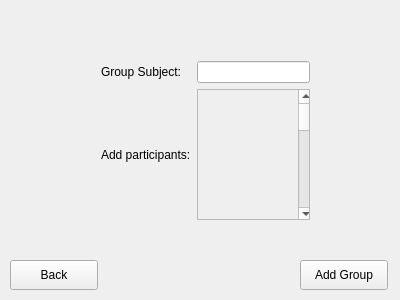
The window that add_group.ui (allenh1/timefuse-client) describes before a commit, drawn with Qt 5.
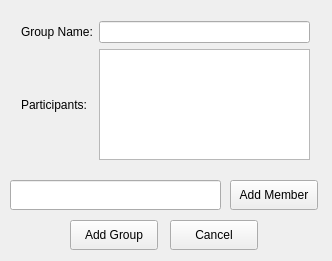
The same window after the commit.

Patch:
```diff
--- a/add_group.ui
+++ b/add_group.ui
@@ -6,8 +6,8 @@
    <rect>
     <x>0</x>
     <y>0</y>
-    <width>400</width>
-    <height>300</height>
+    <width>332</width>
+    <height>261</height>
    </rect>
   </property>
   <property name="windowTitle">
@@ -16,10 +16,10 @@
   <widget class="QWidget" name="gridLayoutWidget">
    <property name="geometry">
     <rect>
-     <x>90</x>
-     <y>50</y>
-     <width>231</width>
-     <height>181</height>
+     <x>10</x>
+     <y>10</y>
+     <width>311</width>
+     <height>161</height>
     </rect>
    </property>
    <layout class="QGridLayout" name="gridLayout">
@@ -29,67 +29,40 @@
     <item row="1" column="0">
      <widget class="QLabel" name="label">
       <property name="text">
-       <string>Group Subject:</string>
+       <string>Group Name:</string>
       </property>
      </widget>
     </item>
     <item row="2" column="0">
      <widget class="QLabel" name="label_2">
       <property name="text">
-       <string>Add participants:</string>
+       <string>Participants:</string>
       </property>
      </widget>
     </item>
     <item row="2" column="1">
-     <widget class="QScrollArea" name="participants">
-      <property name="widgetResizable">
-       <bool>true</bool>
-      </property>
-      <widget class="QWidget" name="scrollAreaWidgetContents">
-       <property name="geometry">
-        <rect>
-         <x>0</x>
-         <y>0</y>
-         <width>121</width>
-         <height>141</height>
-        </rect>
-       </property>
-       <widget class="QScrollBar" name="verticalScrollBar">
-        <property name="geometry">
-         <rect>
-          <x>100</x>
-          <y>0</y>
-          <width>16</width>
-          <height>131</height>
-         </rect>
-        </property>
-        <property name="orientation">
-         <enum>Qt::Vertical</enum>
-        </property>
-       </widget>
-      </widget>
-     </widget>
+     <widget class="QListWidget" name="member_list"/>
     </item>
    </layout>
   </widget>
   <widget class="QPushButton" name="back_button">
    <property name="geometry">
     <rect>
-     <x>10</x>
-     <y>260</y>
+     <x>170</x>
+     <y>220</y>
      <width>88</width>
      <height>30</height>
     </rect>
    </property>
    <property name="text">
-    <string>Back</string>
+    <string>Cancel</string>
    </property>
   </widget>
   <widget class="QPushButton" name="add_group_button">
    <property name="geometry">
     <rect>
-     <x>300</x>
-     <y>260</y>
+     <x>70</x>
+     <y>220</y>
      <width>88</width>
      <height>30</height>
     </rect>
@@ -98,6 +71,29 @@
     <string>Add Group</string>
    </property>
   </widget>
+  <widget class="QLineEdit" name="add_member_input">
+   <property name="geometry">
+    <rect>
+     <x>10</x>
+     <y>180</y>
+     <width>211</width>
+     <height>30</height>
+    </rect>
+   </property>
+  </widget>
+  <widget class="QPushButton" name="add_member">
+   <property name="geometry">
+    <rect>
+     <x>230</x>
+     <y>180</y>
+     <width>88</width>
+     <height>30</height>
+    </rect>
+   </property>
+   <property name="text">
+    <string>Add Member</string>
+   </property>
+  </widget>
  </widget>
  <layoutdefault spacing="6" margin="11"/>
  <resources/>
```
Left out of the diff: 2 changed lines with no effect on the pictures.
